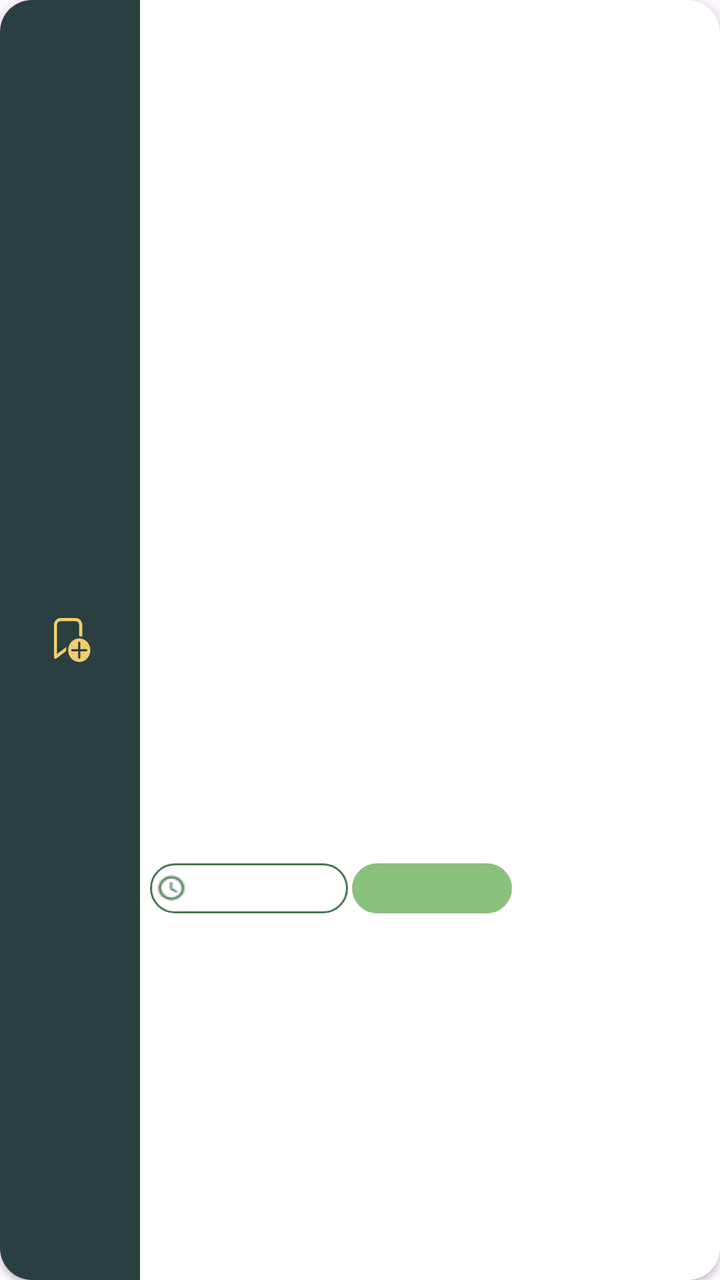
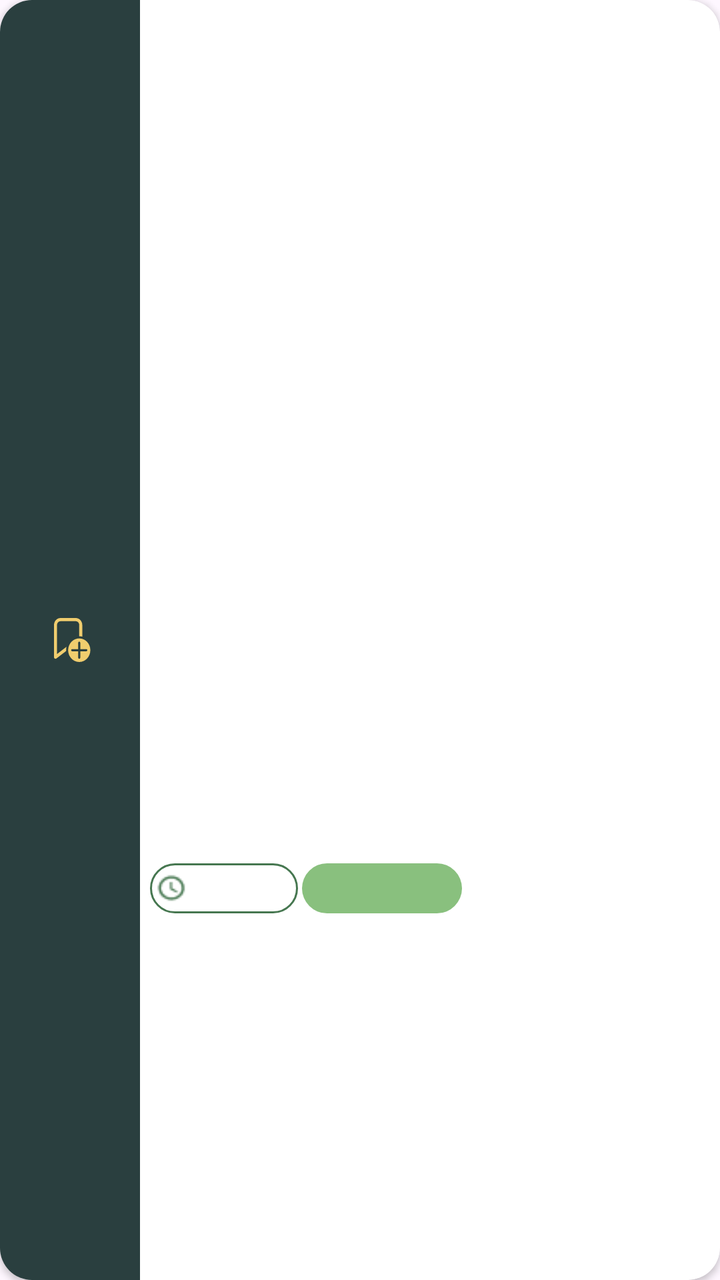

Screens rendered from an Android XML layout before and after an edit, with the pre-edit source and the edit as a unified diff.
<!-- AndroidManifest.xml: application theme Theme.SortItJSON -->
<!-- res/layout/item_choicedesign.xml -->
<com.google.android.material.card.MaterialCardView
    xmlns:android="http://schemas.android.com/apk/res/android"
    xmlns:app="http://schemas.android.com/apk/res-auto"
    android:layout_width="match_parent"
    android:layout_height="120dp"
    android:layout_margin="5dp"
    app:cardCornerRadius="16dp"
    app:cardElevation="2dp"
    app:strokeWidth="0dp"
    android:backgroundTint="@android:color/white">

    <LinearLayout
        android:layout_width="match_parent"
        android:layout_height="match_parent"
        android:orientation="horizontal">

        
        <LinearLayout
            android:layout_width="70dp"
            android:layout_height="match_parent"
            android:background="#2A3F3F"
            android:gravity="center_vertical">

                <ImageButton
                    android:id="@+id/bookmark"
                    android:layout_width="wrap_content"
                    android:layout_height="wrap_content"
                    android:layout_marginLeft="27dp"
                    android:paddingRight="22dp"
                    android:paddingTop="48dp"
                    android:paddingBottom="48dp"
                    android:src="@drawable/notbookmark"
                    android:background="@android:color/transparent"
                    android:contentDescription="Bookmark" />

        </LinearLayout>

        
        <LinearLayout
            android:layout_width="0dp"
            android:layout_height="match_parent"
            android:layout_weight="2.5"
            android:orientation="vertical">

            <TextView
                android:id="@+id/title"
                android:layout_width="match_parent"
                android:layout_height="0dp"
                android:layout_weight="2"
                android:fontFamily="@font/montserrat_bold"
                android:gravity="center_vertical"
                android:padding="12dp"
                android:textColor="#467750"
                android:textSize="14sp" />

            <LinearLayout
                android:layout_width="match_parent"
                android:layout_height="0dp"
                android:layout_weight="1"
                android:orientation="horizontal">

                <LinearLayout
                    android:layout_width="99dp"
                    android:layout_height="wrap_content"
                    android:orientation="horizontal"
                    android:gravity="center_vertical"
                    android:background="@drawable/time_bg"
                    android:layout_marginLeft="5dp"
                    android:layout_marginBottom="5dp"
                    android:layout_marginTop="5dp"
                    android:padding="3dp">

                    <ImageView
                        android:layout_width="16dp"
                        android:layout_height="16dp"
                        android:src="@drawable/clock"
                        android:contentDescription="Clock Icon"
                        android:layout_marginEnd="4dp" />

                    <TextView
                        android:id="@+id/time"
                        android:layout_width="wrap_content"
                        android:layout_height="wrap_content"
                        android:textColor="#000000"
                        android:textSize="12sp"
                        android:fontFamily="@font/montserrat_semibold" />

                </LinearLayout>

                <LinearLayout
                    android:layout_width="80dp"
                    android:layout_height="wrap_content"
                    android:background="@drawable/difficulty_easy_bg"
                    android:layout_marginLeft="2dp"
                    android:layout_marginBottom="5dp"
                    android:layout_marginTop="5dp">

                    <TextView
                        android:id="@+id/difficulty"
                        android:layout_width="0dp"
                        android:layout_height="match_parent"
                        android:layout_weight="1"
                        android:padding="3dp"
                        android:gravity="center_horizontal"
                        android:textColor="#FFFFFF"
                        android:textSize="12sp"
                        android:fontFamily="@font/montserrat_semibold" />
                </LinearLayout>

            </LinearLayout>

        </LinearLayout>

        
        <ImageView
            android:id="@+id/image"
            android:layout_width="69dp"
            android:layout_height="match_parent"
            android:layout_weight="0.2"
            android:scaleType="centerCrop" />

    </LinearLayout>

</com.google.android.material.card.MaterialCardView>
<!-- resources referenced by this layout -->
<resources>
  <!-- drawable clock: png bitmap (drawable, 581 bytes) -->
  <!-- drawable difficulty_easy_bg (drawable) -->
  <?xml version="1.0" encoding="utf-8"?>
  <layer-list xmlns:android="http://schemas.android.com/apk/res/android">
  
      
      <item>
          <shape android:shape="rectangle">
  
              <solid android:color="#89C07E"/>
  
              
              <size android:height="25dp"/>
              <size android:width="74dp"/>
  
              <corners
                  android:topLeftRadius="50dp"
                  android:topRightRadius="50dp"
                  android:bottomLeftRadius="50dp"
                  android:bottomRightRadius="50dp"/>
  
          </shape>
      </item>
  
  </layer-list>
  <!-- drawable notbookmark (drawable) -->
  <vector xmlns:android="http://schemas.android.com/apk/res/android"
      android:width="19dp"
      android:height="22dp"
      android:viewportWidth="23"
      android:viewportHeight="25">
    <path
        android:pathData="M3.972,0C1.782,0 0,1.778 0,3.963V22.256C0,22.599 0.193,22.915 0.499,23.071C0.805,23.227 1.173,23.199 1.453,22.998L7.357,18.756C7.348,18.602 7.333,18.449 7.333,18.293C7.333,17.617 7.429,16.963 7.589,16.336L1.833,20.471V3.963C1.833,2.787 2.793,1.829 3.972,1.829H13.139C14.318,1.829 15.278,2.787 15.278,3.963V10.366C15.91,10.366 16.521,10.448 17.111,10.587V3.963C17.111,1.778 15.329,0 13.139,0H3.972ZM15.278,11.585C11.565,11.585 8.556,14.588 8.556,18.293C8.556,21.997 11.565,25 15.278,25C18.99,25 22,21.997 22,18.293C22,14.588 18.99,11.585 15.278,11.585ZM15.278,13.415C15.615,13.415 15.889,13.688 15.889,14.024V17.683H19.556C19.893,17.683 20.167,17.956 20.167,18.293C20.167,18.629 19.893,18.902 19.556,18.902H15.889V22.561C15.889,22.898 15.615,23.171 15.278,23.171C14.94,23.171 14.667,22.898 14.667,22.561V18.902H11C10.663,18.902 10.389,18.629 10.389,18.293C10.389,17.956 10.663,17.683 11,17.683H14.667V14.024C14.667,13.688 14.94,13.415 15.278,13.415Z"
        android:fillColor="#F0CD6E"/>
  </vector>
  <!-- drawable time_bg (drawable) -->
  <?xml version="1.0" encoding="utf-8"?>
  <layer-list xmlns:android="http://schemas.android.com/apk/res/android">
  
      
      <item>
          <shape android:shape="rectangle">
  
              <solid android:color="#FFFFFF"/>
  
              
              <stroke
                  android:width="1dp"
                  android:color="#467750"/>
  
              
              <size android:height="25dp"/>
              <size android:width="74dp"/>
  
              <corners
                  android:topLeftRadius="50dp"
                  android:topRightRadius="50dp"
                  android:bottomLeftRadius="50dp"
                  android:bottomRightRadius="50dp"/>
  
          </shape>
      </item>
  
  </layer-list>
  <style name="Theme.SortItJSON" parent="Base.Theme.SortItJSON" />
  <style name="Base.Theme.SortItJSON" parent="Theme.Material3.DayNight.NoActionBar">
          
          <item name="colorPrimary">@color/darkgreen</item>
      </style>
  <color name="darkgreen">#467750</color>
</resources>

<!-- the commit's change to res/layout/item_choicedesign.xml (unified diff, before → after) -->
@@ -2,7 +2,7 @@
     xmlns:android="http://schemas.android.com/apk/res/android"
     xmlns:app="http://schemas.android.com/apk/res-auto"
     android:layout_width="match_parent"
-    android:layout_height="120dp"
+    android:layout_height="wrap_content"
     android:layout_margin="5dp"
     app:cardCornerRadius="16dp"
     app:cardElevation="2dp"
@@ -60,7 +60,7 @@
                 android:orientation="horizontal">
 
                 <LinearLayout
-                    android:layout_width="99dp"
+                    android:layout_width="wrap_content"
                     android:layout_height="wrap_content"
                     android:orientation="horizontal"
                     android:gravity="center_vertical"
@@ -97,7 +97,7 @@
 
                     <TextView
                         android:id="@+id/difficulty"
-                        android:layout_width="0dp"
+                        android:layout_width="wrap_content"
                         android:layout_height="match_parent"
                         android:layout_weight="1"
                         android:padding="3dp"
